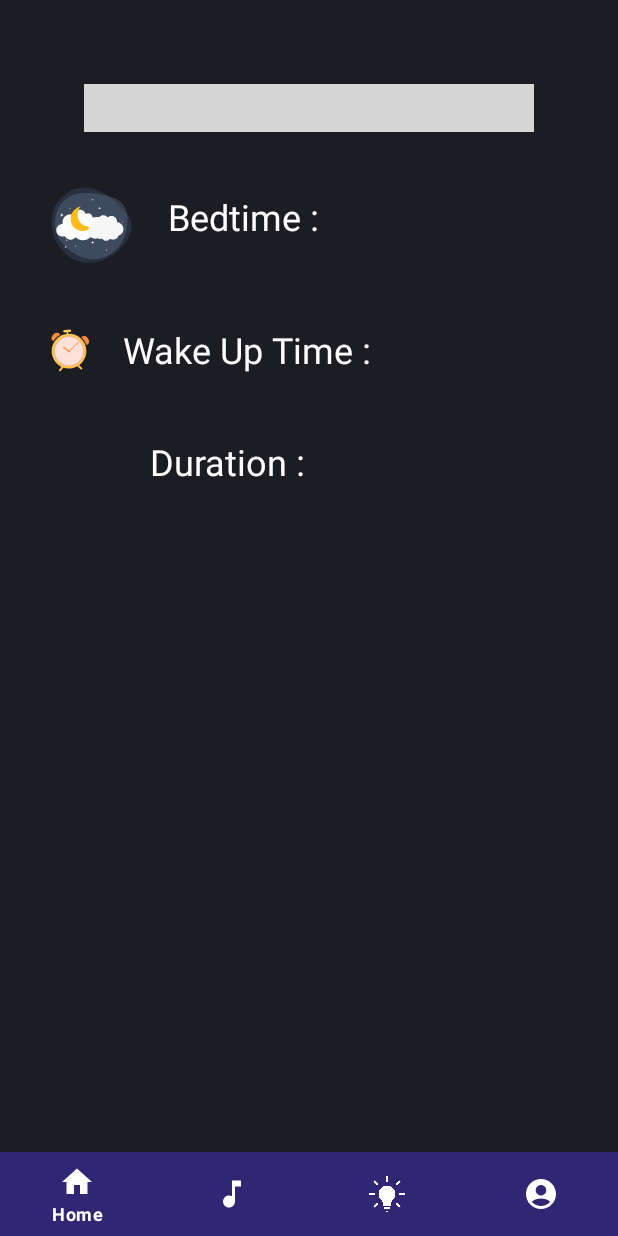
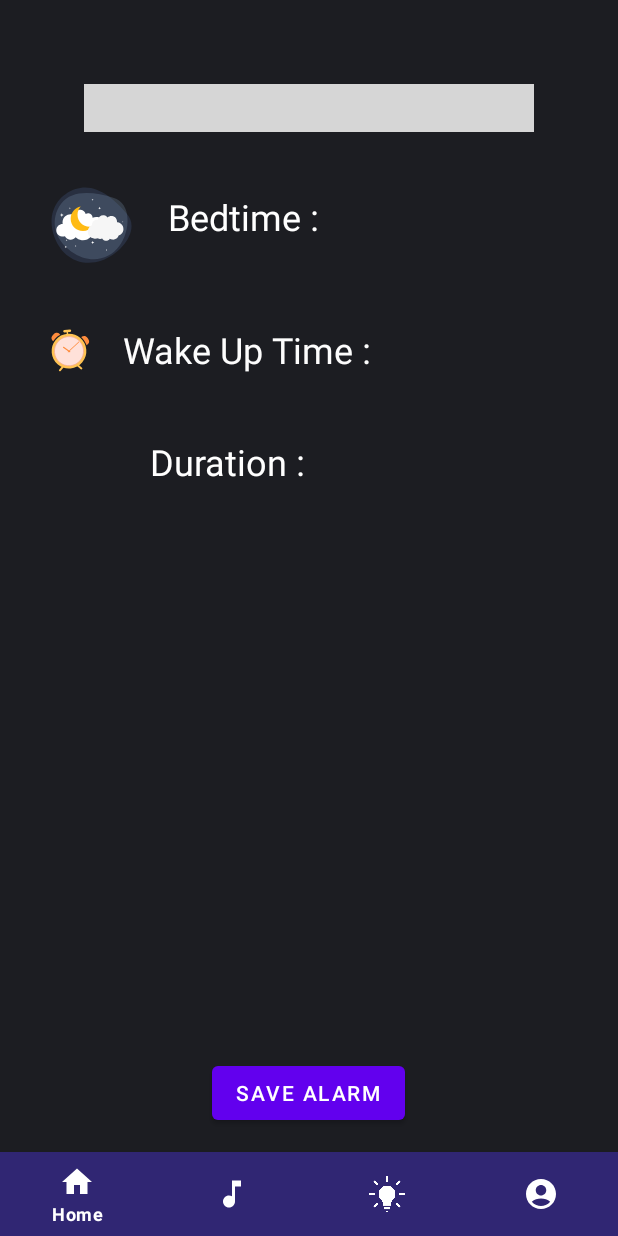
Before and after one commit to Andrew-A-A/Sleep_Tracker_App, an Android app: the HomeFragment screen opened directly, with no data from a screen before it, on a phone screen of 412 x 824 dp. Run offline under Robolectric (Android 15) with nearby library versions, the phone set to English and light mode, and no system bars; our stand-ins replace data binding, navigation-ui; libraries missing offline, so code that uses them is left out: nl.joery.timerangepicker; plain views replace TimeRangePicker; Roboto replaces fonts that are not available here; 4 statements that could not run were skipped; grey boxes are pictures that could not be loaded.

Commit message:
1.Able to insert in the SleepingSchedule Table 2.View the Inserted records of a specific User

```diff
--- a/app/src/main/java/com/example/st/Database/SleepTrackerDatabase.java
+++ b/app/src/main/java/com/example/st/Database/SleepTrackerDatabase.java
@@ -151,7 +151,7 @@ public class SleepTrackerDatabase extends SQLiteOpenHelper {
     public int NumDays(String email)
     {
         db=getReadableDatabase();                                 //initialize database object to read from the database
-        Cursor matchedUser=db.rawQuery("select * from User where name like?", new String[]{"%"+email+"%"});  //Define Cursor that will hold the returned records with that given email
+        Cursor matchedUser=db.rawQuery("select * from User where Email=?", new String[]{email});  //Define Cursor that will hold the returned records with that given email
         matchedUser.moveToFirst();                          //Point to the first matched record
 
         //Get the index of the needed columns
@@ -195,7 +195,7 @@ public class SleepTrackerDatabase extends SQLiteOpenHelper {
     }
 
     //Function to calculate the duration in minutes
-    int getDuration(int hour,int min)
+    public int getDuration(int hour,int min)
     {
         int total=(60*hour)+min;
         return total;
--- a/app/src/main/java/com/example/st/ui/login/loginFragment.java
+++ b/app/src/main/java/com/example/st/ui/login/loginFragment.java
@@ -53,18 +53,18 @@ public class loginFragment extends Fragment {
                                                                               Toast.makeText(getContext(),"Welcome Back Dear Friend <3 :)",Toast.LENGTH_SHORT).show();
                                                                               Intent i = new Intent(getActivity(), AppActivity.class);
                                                                               startActivity(i);
-                                                                              Log.i("Test4","mafish 3alashan matgeesh");
+
                                                                           }
                                                                           else
                                                                           {
                                                                               Toast.makeText(getContext(),"Incorrect Password Please Try Again :( ",Toast.LENGTH_SHORT).show();
-                                                                              Log.i("Test3","mafish 3alashan matgeesh");
+
                                                                           }
                                                                       }
                                                                       else
                                                                       {
                                                                           Toast.makeText(getContext(),"Incorrect Email Please Try Again :)",Toast.LENGTH_SHORT).show();
-                                                                          Log.i("Test1","mafish 3alashan matgeesh");
+
                                                                       }
                                                                   }
                                                                   else
--- a/app/src/main/java/com/example/st/ui/login/signupFragment.java
+++ b/app/src/main/java/com/example/st/ui/login/signupFragment.java
@@ -43,6 +43,7 @@ public class signupFragment extends Fragment {
                 String email=binding.emailEditText.getText().toString();
                 LoginViewModel.ViewModel.Password=password;
                 LoginViewModel.ViewModel.Name=name;
+                LoginViewModel.ViewModel.currentEmail=email;
                 Log.i("name viewmodel", LoginViewModel.ViewModel.Name);Log.i("name viewmodel", LoginViewModel.ViewModel.Name);
                 LoginViewModel.ViewModel.Email=email;
 
--- a/app/src/main/res/layout/fragment_home.xml
+++ b/app/src/main/res/layout/fragment_home.xml
@@ -177,6 +177,18 @@
 
         </LinearLayout>
 
+        <Button
+            android:id="@+id/SaveButton"
+            android:layout_width="wrap_content"
+            android:layout_height="wrap_content"
+            android:text="Save Alarm"
+            app:layout_constraintBottom_toBottomOf="parent"
+            app:layout_constraintEnd_toEndOf="parent"
+            app:layout_constraintHorizontal_bias="0.498"
+            app:layout_constraintStart_toStartOf="parent"
+            app:layout_constraintTop_toTopOf="@+id/picker"
+            app:layout_constraintVertical_bias="0.901" />
+
 
     </androidx.constraintlayout.widget.ConstraintLayout>
 </layout>
```
Also changed, not shown: app/src/main/java/com/example/st/ui/home/HomeFragment.java (+47 -4 lines).
